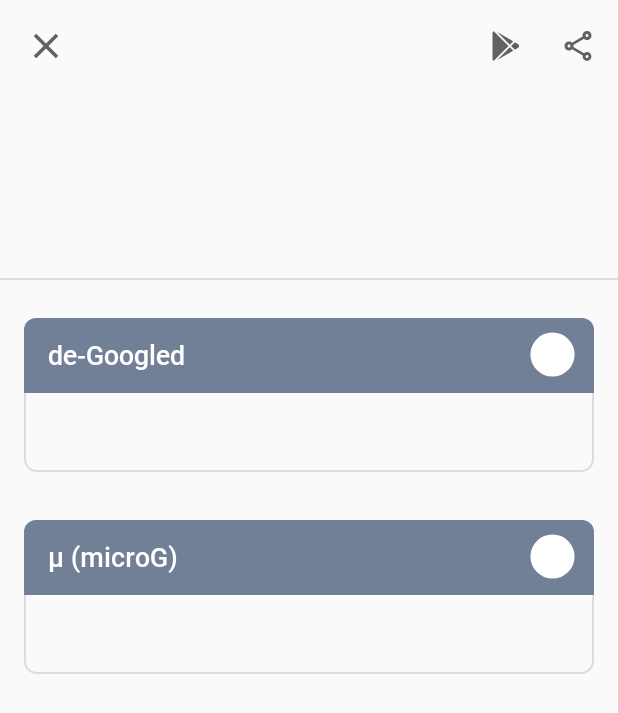
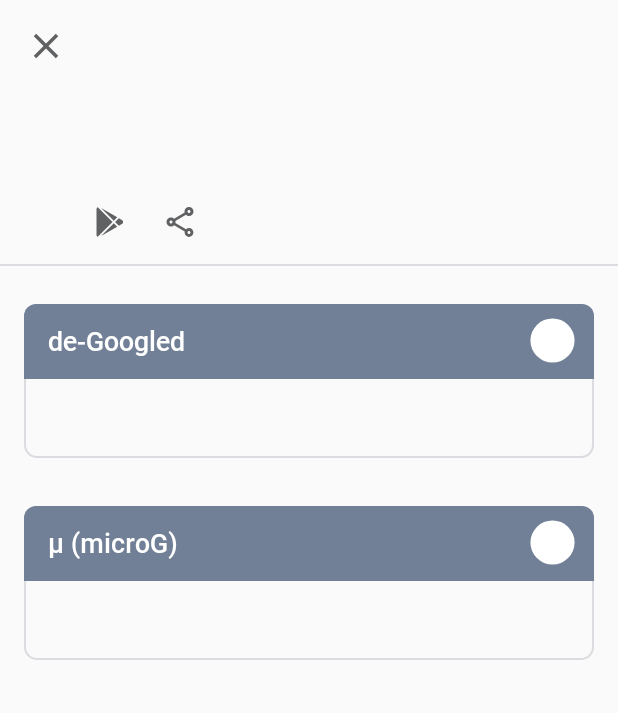
Before and after one commit to techlore/Plexus-app, an Android app: the AppDetailsActivity screen opened directly, with no data from a screen before it, on a phone screen of 412 x 824 dp. Shown: the top 713 px of the screen. Run offline under Robolectric (Android 15) with nearby library versions, the phone set to English and light mode, and no system bars; 1 statement that could not run was skipped.

Commit message:
changes in app details

```diff
--- a/app/src/main/java/tech/techlore/plexus/activities/AppDetailsActivity.java
+++ b/app/src/main/java/tech/techlore/plexus/activities/AppDetailsActivity.java
@@ -6,7 +6,7 @@ import android.content.ActivityNotFoundException;
 import android.content.Intent;
 import android.net.Uri;
 import android.os.Bundle;
-import android.view.Menu;
+import android.view.View;
 import android.widget.ImageView;
 import android.widget.TextView;
 import android.widget.Toast;
@@ -21,27 +21,26 @@ import tech.techlore.plexus.R;
 
 public class AppDetailsActivity extends AppCompatActivity {
 
-    private static String nameString, packageNameString, versionString,
-            dgRatingString, mgRatingString, dgNotesString, mgNotesString;
-
     @Override
     protected void onCreate(Bundle savedInstanceState) {
         super.onCreate(savedInstanceState);
         setContentView(R.layout.activity_app_details);
 
+        Intent intent = getIntent();
         final MaterialToolbar toolbar = findViewById(R.id.toolbar_details);
-
-        Intent intent = getIntent();
-        nameString = intent.getStringExtra("name");
-        packageNameString = intent.getStringExtra("packageName");
-        versionString = intent.getStringExtra("version");
-        dgRatingString = intent.getStringExtra("dgRating");
-        mgRatingString = intent.getStringExtra("mgRating");
-        dgNotesString = intent.getStringExtra("dgNotes");
-        mgNotesString = intent.getStringExtra("mgNotes");
+        final String nameString = intent.getStringExtra("name");
+        final String packageNameString = intent.getStringExtra("packageName");
+        final String plexusVersionString = intent.getStringExtra("plexusVersion");
+        final String installedVersionString = intent.getStringExtra("installedVersion");
+        final String dgRatingString = intent.getStringExtra("dgRating");
+        final String mgRatingString = intent.getStringExtra("mgRating");
+        final String dgNotesString = intent.getStringExtra("dgNotes");
+        final String mgNotesString = intent.getStringExtra("mgNotes");
+        final String playStoreString = "https://play.google.com/store/apps/details?id=" + packageNameString;
         TextView name = findViewById(R.id.name_details);
         TextView packageName = findViewById(R.id.package_name_details);
-        TextView version = findViewById(R.id.version_details);
+        TextView plexusVersion = findViewById(R.id.plexus_version_details);
+        TextView installedVersion = findViewById(R.id.installed_version_details);
         TextView dgRating = findViewById(R.id.dg_rating_details);
         TextView mgRating = findViewById(R.id.mg_rating_details);
         TextView dgNotes = findViewById(R.id.dg_notes);
@@ -59,7 +58,12 @@ public class AppDetailsActivity extends AppCompatActivity {
         // SET DATA RECEIVED
         name.setText(nameString);
         packageName.setText(packageNameString);
-        version.setText(versionString);
+        plexusVersion.setText(plexusVersionString);
+        if (installedVersionString != null) {
+            findViewById(R.id.plexus_ver_text).setVisibility(View.VISIBLE);
+            findViewById(R.id.installed_ver_layout).setVisibility(View.VISIBLE);
+            installedVersion.setText(installedVersionString);
+        }
         dgRating.setText(dgRatingString);
         mgRating.setText(mgRatingString);
         dgNotes.setText(dgNotesString);
@@ -68,32 +72,24 @@ public class AppDetailsActivity extends AppCompatActivity {
         RatingColor(this, dgRatingColor, dgRatingString);
         RatingColor(this, mgRatingColor, mgRatingString);
 
-    }
-
-    // MENU
-    @Override
-    public boolean onCreateOptionsMenu(final Menu menu) {
-        // Inflate the menu; this adds items to the action bar if it is present.
-        getMenuInflater().inflate(R.menu.menu_activity_app_details, menu);
-
-        // PLAY STORE
-        menu.findItem(R.id.menu_play_store).setOnMenuItemClickListener(item -> {
+        // PLAY STORE LINK
+        findViewById(R.id.play_store)
+                .setOnClickListener(v -> {
                     try
                     {
                         startActivity(new Intent(Intent.ACTION_VIEW,
-                        Uri.parse("https://play.google.com/store/apps/details?id="
-                                + packageNameString)));
+                                Uri.parse(playStoreString)));
                     }
                     // IF BROWSERS NOT INSTALLED, SHOW TOAST
                     catch (ActivityNotFoundException e)
                     {
                         Toast.makeText(this, getString(R.string.no_browsers), Toast.LENGTH_SHORT).show();
                     }
-            return true;
                 });
 
         // SHARE
-        menu.findItem(R.id.menu_share).setOnMenuItemClickListener(item -> {
+        findViewById(R.id.share)
+                .setOnClickListener(v ->
                         startActivity(Intent.createChooser(new Intent(Intent.ACTION_SEND)
                                 .setType("text/plain")
                                 .putExtra(Intent.EXTRA_TEXT,
@@ -104,7 +100,7 @@ public class AppDetailsActivity extends AppCompatActivity {
                                         + packageNameString
                                         + "\n"
                                         + getResources().getString(R.string.version) + ": "
-                                            + versionString
+                                        + plexusVersionString
                                         + "\n"
                                         + getResources().getString(R.string.dg_rating) + ": "
                                         + dgRatingString
@@ -118,12 +114,12 @@ public class AppDetailsActivity extends AppCompatActivity {
                                         + "\n"
                                         + getResources().getString(R.string.microG) + " "
                                         + getResources().getString(R.string.notes) + ": "
-                                            + mgNotesString),
-                    getString(R.string.share_via)));
-            return true;
-        });
+                                        + mgNotesString
+                                        + "\n"
+                                        + getResources().getString(R.string.play_store) + ": "
+                                        + playStoreString),
+                        getString(R.string.share_via))));
 
-        return true;
     }
 
     // SET TRANSITION WHEN FINISHING ACTIVITY
--- a/app/src/main/java/tech/techlore/plexus/activities/SearchActivity.java
+++ b/app/src/main/java/tech/techlore/plexus/activities/SearchActivity.java
@@ -70,7 +70,7 @@ public class SearchActivity extends AppCompatActivity {
 
                 // GET INSTALLED APPS LIST FROM MAIN ACTIVITY
                 //noinspection unchecked
-                installedList = (List<InstalledApp>) intent.getSerializableExtra("installedList");
+                installedList = (List<InstalledApp>) intent.getSerializableExtra("installedAppsList");
                 DisplayFragment("Search Installed");
 
             }
--- a/app/src/main/java/tech/techlore/plexus/fragments/main/InstalledAppsFragment.java
+++ b/app/src/main/java/tech/techlore/plexus/fragments/main/InstalledAppsFragment.java
@@ -119,9 +119,9 @@ public class InstalledAppsFragment extends Fragment {
         installedAppItemAdapter.setOnItemClickListener(position -> {
             InstalledApp installedApp = installedAppsList.get(position);
             AppDetails(mainActivity, installedApp.getName(), installedApp.getPackageName(),
-                        installedApp.getVersion(), installedApp.getDgNotes(),
-                        installedApp.getMgNotes(), installedApp.getDgRating(),
-                        installedApp.getMgRating());
+                       installedApp.getPlexusVersion(), installedApp.getInstalledVersion(),
+                       installedApp.getDgNotes(), installedApp.getMgNotes(),
+                       installedApp.getDgRating(), installedApp.getMgRating());
 
         });
 
--- a/app/src/main/java/tech/techlore/plexus/fragments/main/PlexusDataFragment.java
+++ b/app/src/main/java/tech/techlore/plexus/fragments/main/PlexusDataFragment.java
@@ -120,8 +120,10 @@ public class PlexusDataFragment extends Fragment {
         plexusDataItemAdapter.setOnItemClickListener(position -> {
 
             PlexusData plexusData = plexusDataList.get(position);
-            AppDetails(mainActivity, plexusData.name, plexusData.packageName, plexusData.version,
-                    plexusData.dgNotes, plexusData.mgNotes, plexusData.dgRating, plexusData.mgRating);
+            AppDetails(mainActivity, plexusData.name, plexusData.packageName,
+                       plexusData.version, null,
+                       plexusData.dgNotes, plexusData.mgNotes,
+                       plexusData.dgRating, plexusData.mgRating);
 
         });
 
--- a/app/src/main/java/tech/techlore/plexus/fragments/search/SearchDataFragment.java
+++ b/app/src/main/java/tech/techlore/plexus/fragments/search/SearchDataFragment.java
@@ -97,8 +97,10 @@ public class SearchDataFragment extends Fragment {
         plexusDataItemAdapter.setOnItemClickListener(position -> {
 
             PlexusData plexusData = searchDataList.get(position);
-            AppDetails(searchActivity, plexusData.name, plexusData.packageName, plexusData.version,
-                    plexusData.dgNotes, plexusData.mgNotes, plexusData.dgRating, plexusData.mgRating);
+            AppDetails(searchActivity, plexusData.name, plexusData.packageName,
+                       plexusData.version, null,
+                       plexusData.dgNotes, plexusData.mgNotes,
+                       plexusData.dgRating, plexusData.mgRating);
 
         });
 
--- a/app/src/main/java/tech/techlore/plexus/fragments/search/SearchInstalledFragment.java
+++ b/app/src/main/java/tech/techlore/plexus/fragments/search/SearchInstalledFragment.java
@@ -98,9 +98,9 @@ public class SearchInstalledFragment extends Fragment {
 
             InstalledApp installedApp = searchInstalledList.get(position);
             AppDetails(searchActivity, installedApp.getName(), installedApp.getPackageName(),
-                        installedApp.getVersion(), installedApp.getDgNotes(),
-                        installedApp.getMgNotes(), installedApp.getDgRating(),
-                        installedApp.getMgRating());
+                        installedApp.getPlexusVersion(), installedApp.getInstalledVersion(),
+                        installedApp.getDgNotes(), installedApp.getMgNotes(),
+                        installedApp.getDgRating(), installedApp.getMgRating());
 
         });
 
--- a/app/src/main/java/tech/techlore/plexus/utils/Utility.java
+++ b/app/src/main/java/tech/techlore/plexus/utils/Utility.java
@@ -137,13 +137,16 @@ public class Utility {
     }
 
     // APP DETAILS ACTIVITY
-    public static void AppDetails(Activity activityFrom, String name, String packageName, String version,
-                           String dgNotes, String mgNotes, String dgRating, String mgRating) {
+    public static void AppDetails(Activity activityFrom, String name, String packageName,
+                                  String plexusVersion, String installedVersion,
+                                  String dgNotes, String mgNotes,
+                                  String dgRating, String mgRating) {
 
         activityFrom.startActivity(new Intent(activityFrom, AppDetailsActivity.class)
                                     .putExtra("name", name)
                                     .putExtra("packageName", packageName)
-                                    .putExtra("version", version)
+                                    .putExtra("plexusVersion", plexusVersion)
+                                    .putExtra("installedVersion", installedVersion)
                                     .putExtra("dgRating", dgRating)
                                     .putExtra("mgRating", mgRating)
                                     .putExtra("dgNotes", dgNotes)
--- a/app/src/main/res/drawable/shape_card_with_ripple.xml
+++ b/app/src/main/res/drawable/shape_card_with_ripple.xml
@@ -8,7 +8,6 @@
     <item android:id="@android:id/background">
         <shape android:shape="rectangle">
             <corners android:radius="@dimen/margin_8"/>
-            <solid android:color="@color/backgroundColor"/>
             <stroke android:color="@color/cardStrokeColor" android:width="1dp"/>
         </shape>
     </item>
--- /dev/null
+++ b/app/src/main/res/drawable/shape_circle_ripple.xml
@@ -0,0 +1,9 @@
+<?xml version="1.0" encoding="utf-8"?>
+<ripple xmlns:android="http://schemas.android.com/apk/res/android" android:color="?colorControlHighlight">
+    <item android:id="@android:id/mask">
+        <shape android:shape="oval">
+            <solid android:color="@color/rippleColor"/>
+            <corners android:radius="@dimen/margin_32"/>
+        </shape>
+    </item>
+</ripple>
--- /dev/null
+++ b/app/src/main/res/drawable/shape_outline.xml
@@ -0,0 +1,7 @@
+<?xml version="1.0" encoding="utf-8"?>
+<shape
+    xmlns:android="http://schemas.android.com/apk/res/android"
+    android:shape="rectangle">
+    <corners android:radius="@dimen/margin_4"/>
+    <stroke android:color="@color/colorPrimary" android:width="1dp"/>
+</shape>
--- a/app/src/main/res/layout/activity_app_details.xml
+++ b/app/src/main/res/layout/activity_app_details.xml
@@ -18,25 +18,28 @@
         <com.google.android.material.appbar.MaterialToolbar
             android:id="@+id/toolbar_details"
             android:layout_width="match_parent"
-            android:layout_height="?attr/actionBarSize"
+            android:layout_height="wrap_content"
             app:contentInsetStartWithNavigation="0dp"
             android:layout_marginTop="@dimen/margin_2.5"
             android:paddingStart="@dimen/margin_2.5"
             android:paddingEnd="@dimen/margin_2.5"
             app:navigationIcon="@drawable/ic_close"
             app:titleTextColor="@color/textTitleColor"
-            app:titleTextAppearance="@style/MediumBoldText"/>
+            app:titleTextAppearance="@style/MediumBoldText">
 
-    </com.google.android.material.appbar.AppBarLayout>
+            <LinearLayout
+                android:layout_width="wrap_content"
+                android:layout_height="wrap_content"
+                android:orientation="vertical"
+                android:layout_marginStart="@dimen/margin_4"
+                android:layout_marginEnd="@dimen/margin_10">
 
                 <TextView
                     android:id="@+id/name_details"
                     android:layout_width="wrap_content"
                     android:layout_height="wrap_content"
-                android:layout_marginStart="@dimen/margin_25"
-                android:layout_marginEnd="@dimen/margin_25"
-                android:layout_marginTop="@dimen/margin_16"
-                android:layout_marginBottom="@dimen/margin_6.5"
+                    android:layout_marginTop="@dimen/margin_12"
+                    android:layout_marginBottom="@dimen/margin_8"
                     android:text="@string/application"
                     android:textColor="@color/textTitleColor"
                     android:textSize="@dimen/text_22"
@@ -46,23 +49,104 @@
                     android:id="@+id/package_name_details"
                     android:layout_width="wrap_content"
                     android:layout_height="wrap_content"
-                android:layout_marginStart="@dimen/margin_25"
-                android:layout_marginEnd="@dimen/margin_25"
-                android:layout_marginBottom="@dimen/margin_6.5"
+                    android:layout_marginBottom="@dimen/margin_12"
                     android:text="@string/package_name"
                     android:textColor="@color/textTitleColor"
                     android:textSize="@dimen/text_20"/>
 
-            <TextView
-                android:id="@+id/version_details"
+                <LinearLayout
                     android:layout_width="wrap_content"
                     android:layout_height="wrap_content"
-                android:layout_marginStart="@dimen/margin_25"
-                android:layout_marginEnd="@dimen/margin_25"
-                android:layout_marginBottom="@dimen/margin_16"
+                    android:orientation="horizontal">
+
+                    <TextView
+                        android:id="@+id/plexus_ver_text"
+                        android:visibility="gone"
+                        android:layout_width="wrap_content"
+                        android:layout_height="wrap_content"
+                        android:layout_marginEnd="@dimen/margin_16"
+                        android:padding="@dimen/margin_6.5"
+                        android:background="@drawable/shape_outline"
+                        android:text="@string/app_name"
+                        android:textColor="@color/colorPrimary"
+                        android:textSize="@dimen/text_17"/>
+
+                    <TextView
+                        android:id="@+id/plexus_version_details"
+                        android:layout_width="wrap_content"
+                        android:layout_height="wrap_content"
                         android:text="@string/version"
                         android:textColor="?colorControlNormal"
                         android:textSize="@dimen/text_18"/>
+
+                </LinearLayout>
+
+                <LinearLayout
+                    android:id="@+id/installed_ver_layout"
+                    android:visibility="gone"
+                    android:layout_width="wrap_content"
+                    android:layout_height="wrap_content"
+                    android:orientation="horizontal"
+                    android:layout_marginTop="@dimen/margin_12">
+
+                    <TextView
+                        android:layout_width="wrap_content"
+                        android:layout_height="wrap_content"
+                        android:padding="@dimen/margin_6.5"
+                        android:background="@drawable/shape_outline"
+                        android:text="@string/installed"
+                        android:textColor="@color/colorPrimary"
+                        android:textSize="@dimen/text_17"/>
+
+                    <TextView
+                        android:id="@+id/installed_version_details"
+                        android:layout_width="wrap_content"
+                        android:layout_height="wrap_content"
+                        android:layout_marginStart="@dimen/margin_16"
+                        android:text="@string/version"
+                        android:textColor="?colorControlNormal"
+                        android:textSize="@dimen/text_18"/>
+
+                </LinearLayout>
+
+            </LinearLayout>
+
+        </com.google.android.material.appbar.MaterialToolbar>
+
+        <LinearLayout
+            android:layout_width="wrap_content"
+            android:layout_height="wrap_content"
+            android:orientation="horizontal"
+            android:layout_marginTop="@dimen/margin_12"
+            android:layout_marginStart="53dp"
+            android:layout_marginBottom="@dimen/margin_8">
+
+            <ImageView
+                android:id="@+id/play_store"
+                android:layout_width="wrap_content"
+                android:layout_height="wrap_content"
+                android:padding="@dimen/margin_8"
+                android:layout_marginEnd="@dimen/margin_6.5"
+                android:src="@drawable/ic_play_store"
+                android:clickable="true"
+                android:focusable="true"
+                android:foreground="@drawable/shape_circle_ripple"
+                android:contentDescription="@string/play_store"/>
+
+            <ImageView
+                android:id="@+id/share"
+                android:layout_width="wrap_content"
+                android:layout_height="wrap_content"
+                android:padding="@dimen/margin_8"
+                android:src="@drawable/ic_share"
+                android:clickable="true"
+                android:focusable="true"
+                android:foreground="@drawable/shape_circle_ripple"
+                android:contentDescription="@string/share_via" />
+
+        </LinearLayout>
+
+    </com.google.android.material.appbar.AppBarLayout>
 
     <include layout="@layout/divider_horizontal"/>
 
--- a/app/src/main/res/layout/activity_main.xml
+++ b/app/src/main/res/layout/activity_main.xml
@@ -61,7 +61,7 @@
             <com.google.android.material.tabs.TabItem
                 android:layout_width="wrap_content"
                 android:layout_height="wrap_content"
-                android:text="@string/menu_installed_apps"/>
+                android:text="@string/installed_apps"/>
 
         </com.google.android.material.tabs.TabLayout>
 
--- a/app/src/main/res/menu/menu_activity_app_details.xml
+++ /dev/null
@@ -1,20 +0,0 @@
-<?xml version="1.0" encoding="utf-8"?>
-<menu
-    xmlns:android="http://schemas.android.com/apk/res/android"
-    xmlns:app="http://schemas.android.com/apk/res-auto">
-
-    <!--APP DETAILS ACTIVITY MENU-->
-
-    <item
-        android:id="@+id/menu_play_store"
-        android:icon="@drawable/ic_play_store"
-        app:showAsAction="ifRoom"
-        android:title="@string/menu_play_store"/>
-
-    <item
-        android:id="@+id/menu_share"
-        app:showAsAction="always"
-        android:icon="@drawable/ic_share"
-        android:title="@string/menu_share"/>
-
-</menu>
--- a/app/src/main/res/values/strings.xml
+++ b/app/src/main/res/values/strings.xml
@@ -11,7 +11,7 @@
     <!--MAIN ACTIVITY-->
     <string name="search">Search</string>
     <string name="plexus_data">Plexus Data</string>
-    <string name="menu_installed_apps">Installed Apps</string>
+    <string name="installed_apps">Installed Apps</string>
     <string name="no_apps_found">No such apps found</string>
 
     <!--TOOLBAR MENU-->
@@ -23,14 +23,13 @@
     <!--#########################################################################################-->
 
     <!--APP DETAILS ACTIVITY-->
-    <string name="share_via">Share via</string>
     <string name="de_Googled">de-Googled</string>
     <string name="microG">\u00B5 (microG)</string>
     <string name="notes">notes</string>
-
-    <!--TOOLBAR MENU-->
-    <string name="menu_play_store">Play Store</string>
-    <string name="menu_share">Share</string>
+    <string name="version_title">Version:</string>
+    <string name="installed">Installed</string>
+    <string name="play_store">Play store</string>
+    <string name="share_via">Share via</string>
 
     <!--#########################################################################################-->
 
```
Also changed, not shown: app/src/main/java/tech/techlore/plexus/activities/SplashActivity.java (+5 -3 lines), app/src/main/java/tech/techlore/plexus/adapters/InstalledAppItemAdapter.java (+15 -5 lines), app/src/main/res/drawable/ic_ver_mismatch.xml (added, +10 -0 lines), app/src/main/res/layout/item_recycler_view.xml (+19 -1 lines), models/src/main/java/tech/techlore/plexus/models/InstalledApp.java (+13 -5 lines). Lines whose indentation alone changed are shown as unchanged.
